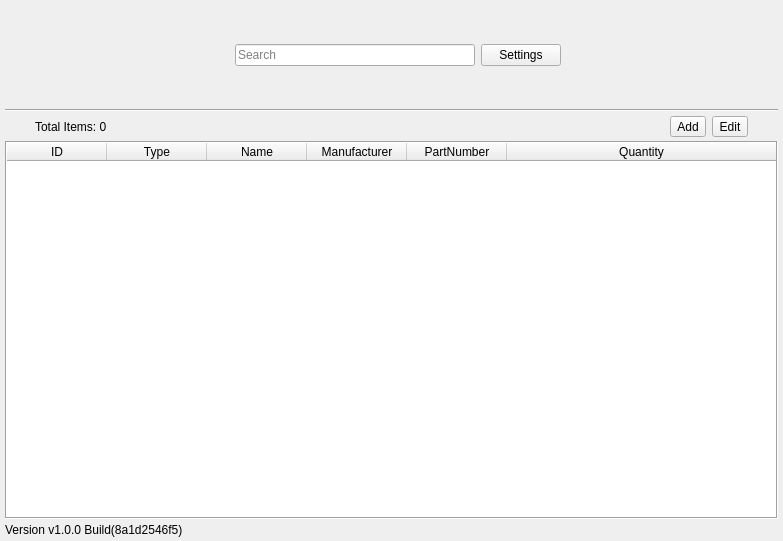
Old version of the form app/layout/MainWindow.ui in the repository saul-escobedo/Electronics_Inventory.
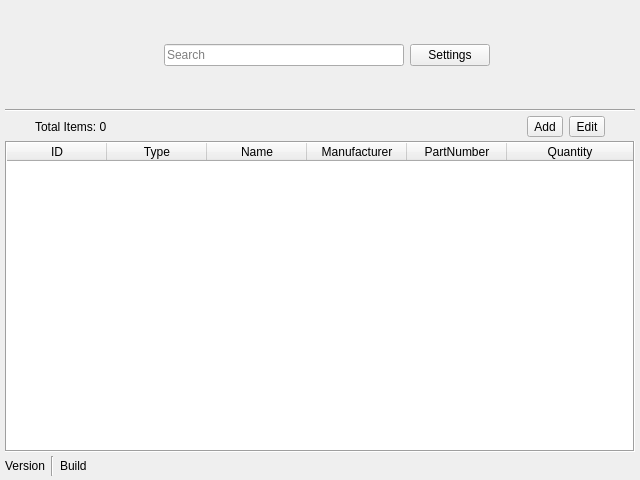
New version of the form. Icons and pictures are not drawn.

Commit message: Make ui display program version and build

Diff of the .ui file:
```diff
--- a/app/layout/MainWindow.ui
+++ b/app/layout/MainWindow.ui
@@ -6,8 +6,8 @@
    <rect>
     <x>0</x>
     <y>0</y>
-    <width>783</width>
-    <height>541</height>
+    <width>640</width>
+    <height>480</height>
    </rect>
   </property>
   <property name="sizePolicy">
@@ -290,10 +290,71 @@
        </widget>
       </item>
       <item>
-       <widget class="QLabel" name="label_2">
-        <property name="text">
-         <string>Version v1.0.0 Build(8a1d2546f5)</string>
+       <widget class="QWidget" name="widget_3" native="true">
+        <property name="sizePolicy">
+         <sizepolicy hsizetype="Preferred" vsizetype="Minimum">
+          <horstretch>0</horstretch>
+          <verstretch>0</verstretch>
+         </sizepolicy>
         </property>
+        <property name="minimumSize">
+         <size>
+          <width>0</width>
+          <height>10</height>
+         </size>
+        </property>
+        <layout class="QHBoxLayout" name="horizontalLayout_6">
+         <property name="leftMargin">
+          <number>0</number>
+         </property>
+         <property name="topMargin">
+          <number>0</number>
+         </property>
+         <property name="rightMargin">
+          <number>0</number>
+         </property>
+         <property name="bottomMargin">
+          <number>0</number>
+         </property>
+         <item>
+          <layout class="QHBoxLayout" name="horizontalLayout_5">
+           <item>
+            <widget class="QLabel" name="versionLabel">
+             <property name="text">
+              <string>Version</string>
+             </property>
+            </widget>
+           </item>
+           <item>
+            <widget class="Line" name="line_2">
+             <property name="orientation">
+              <enum>Qt::Vertical</enum>
+             </property>
+            </widget>
+           </item>
+           <item>
+            <widget class="QLabel" name="buildLabel">
+             <property name="text">
+              <string>Build</string>
+             </property>
+            </widget>
+           </item>
+           <item>
+            <spacer name="horizontalSpacer_4">
+             <property name="orientation">
+              <enum>Qt::Horizontal</enum>
+             </property>
+             <property name="sizeHint" stdset="0">
+              <size>
+               <width>40</width>
+               <height>20</height>
+              </size>
+             </property>
+            </spacer>
+           </item>
+          </layout>
+         </item>
+        </layout>
        </widget>
       </item>
      </layout>
```
The commit also changes 2 other files.
